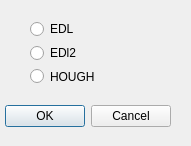
First picture: the form in TeamBdbTool/form/choosealgdialog.ui, repository FormSeher/formseher, before the edit.
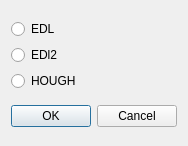
Second picture: the form after the edit.

Commit message: reformated forms. added full resize functionality for all forms.

The edit to the form file:
```diff
--- a/TeamBdbTool/form/choosealgdialog.ui
+++ b/TeamBdbTool/form/choosealgdialog.ui
@@ -6,38 +6,15 @@
    <rect>
     <x>0</x>
     <y>0</y>
-    <width>191</width>
+    <width>174</width>
     <height>146</height>
    </rect>
   </property>
   <property name="windowTitle">
    <string>Dialog</string>
   </property>
-  <widget class="QDialogButtonBox" name="buttonBox">
-   <property name="geometry">
-    <rect>
-     <x>0</x>
-     <y>100</y>
-     <width>171</width>
-     <height>32</height>
-    </rect>
-   </property>
-   <property name="orientation">
-    <enum>Qt::Horizontal</enum>
-   </property>
-   <property name="standardButtons">
-    <set>QDialogButtonBox::Cancel|QDialogButtonBox::Ok</set>
-   </property>
-  </widget>
-  <widget class="QWidget" name="layoutWidget">
-   <property name="geometry">
-    <rect>
-     <x>30</x>
-     <y>20</y>
-     <width>126</width>
-     <height>65</height>
-    </rect>
-   </property>
+  <layout class="QGridLayout" name="gridLayout_2">
+   <item row="0" column="0">
    <layout class="QGridLayout" name="gridLayout">
     <item row="1" column="0">
      <widget class="QRadioButton" name="radioButton_3">
@@ -61,7 +38,18 @@
      </widget>
     </item>
    </layout>
-  </widget>
+   </item>
+   <item row="1" column="0">
+    <widget class="QDialogButtonBox" name="buttonBox">
+     <property name="orientation">
+      <enum>Qt::Horizontal</enum>
+     </property>
+     <property name="standardButtons">
+      <set>QDialogButtonBox::Cancel|QDialogButtonBox::Ok</set>
+     </property>
+    </widget>
+   </item>
+  </layout>
  </widget>
  <resources/>
  <connections>
```
Lines whose indentation alone changed are shown as unchanged. The commit also changes 3 other files.
